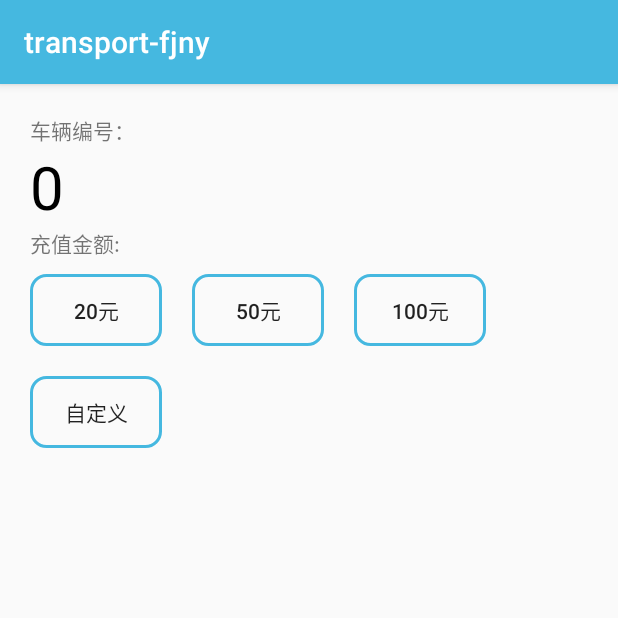
After one commit to tony1989zhang/transport-fjny, an Android app: the setMoneyActivity screen opened directly, with no data from a screen before it, on a phone screen of 412 x 824 dp, the top half of it. The commit adds this screen. Run offline under Robolectric (Android 15) with nearby library versions, the phone set to English and light mode, and no system bars; 1 statement that could not run was skipped.

Commit message:
2019年12月18日 23:39:06 实现了充值功能，有待完善

```diff
--- a/app/src/main/AndroidManifest.xml
+++ b/app/src/main/AndroidManifest.xml
@@ -14,24 +14,22 @@
         android:theme="@style/AppTheme"
         android:usesCleartextTraffic="true">
 
+        <activity android:name=".ui.activity.setMoneyActivity"></activity>
         <activity android:name=".ui.activity.LoginActivity"
             android:label="完善信息"></activity>
-
         <activity
             android:name=".ui.activity.GuideActivity"
             android:theme="@style/AppTheme.NoActionBar">
+            <!--原默认进入页面-->
             <intent-filter>
                 <action android:name="android.intent.action.MAIN" />
-
                 <category android:name="android.intent.category.LAUNCHER" />
             </intent-filter>
         </activity>
-
         <activity
             android:name=".ui.activity.MainActivity"
             android:label="@string/app_name"
             android:theme="@style/AppTheme.NoActionBar">
-            <!--原默认进入页面-->
         </activity>
 
 
--- /dev/null
+++ b/app/src/main/java/com/fjny/myapplication/ui/activity/setMoneyActivity.java
@@ -0,0 +1,85 @@
+package com.fjny.myapplication.ui.activity;
+
+import android.os.Bundle;
+import android.view.View;
+import android.widget.Button;
+import android.widget.TextView;
+import android.widget.Toast;
+
+import com.fjny.myapplication.R;
+import com.fjny.myapplication.request.BaseRequest;
+import com.fjny.myapplication.request.SetBalanceRequest;
+import com.fjny.myapplication.ui.fragment.MyCarFragment;
+
+public class setMoneyActivity extends BaseActivity implements View.OnClickListener {
+    private TextView carId_text;
+    int carId;
+    private Button money20, money50, money100, moneyX;
+
+
+
+    @Override
+    int getLayoutId() {
+        return R.layout.activity_set_money;
+    }
+
+    @Override
+    void initView() {
+        carId_text = findViewById(R.id.car_id);
+        money20 = findViewById(R.id.money_20);
+        money50 = findViewById(R.id.money_50);
+        money100 = findViewById(R.id.money_100);
+        moneyX = findViewById(R.id.money_x);
+
+    }
+
+    @Override
+    void initParams() {
+        Bundle bundle = getIntent().getExtras();
+        carId = bundle.getInt("carId");
+        carId_text.setText(carId+"");
+        money20.setOnClickListener(this);
+        money50.setOnClickListener(this);
+        money100.setOnClickListener(this);
+        moneyX.setOnClickListener(this);
+
+    }
+
+    @Override
+    public void onClick(View v) {
+        switch (v.getId()){
+            case R.id.money_20:
+                //充值余额 参数1：小车id 参数2:充值的金额
+                setBalance(carId,20);
+                break;
+            case R.id.money_50:
+                //充值余额 参数1：小车id 参数2:充值的金额
+                setBalance(carId,50);
+                break;
+            case R.id.money_100:
+                //充值余额 参数1：小车id 参数2:充值的金额
+                setBalance(carId,100);
+                break;
+            case R.id.money_x:
+                //充值余额 参数1：小车id 参数2:充值的金额
+                Toast.makeText(setMoneyActivity.this, "还未实现该功能", Toast.LENGTH_SHORT).show();
+                break;
+
+        }
+    }
+
+    //充值余额
+    void setBalance(int carId, int money) {
+        SetBalanceRequest setBalanceRequest = new SetBalanceRequest(setMoneyActivity.this);
+        setBalanceRequest.setMoney(carId, money);
+        setBalanceRequest.connec(new BaseRequest.BaseRequestListener() {
+            @Override
+            public void onReturn(Object data) {
+                if (data.equals("ok")) {
+                    Toast.makeText(setMoneyActivity.this, "充值成功", Toast.LENGTH_SHORT).show();
+                    finish();
+                }
+            }
+        });
+    }
+}
--- /dev/null
+++ b/app/src/main/res/drawable/btn_style1.xml
@@ -0,0 +1,7 @@
+<?xml version="1.0" encoding="utf-8"?>
+<shape xmlns:android="http://schemas.android.com/apk/res/android"
+    android:shape="rectangle">
+    <stroke android:color="@color/colorPrimary"
+        android:width="2dp"/>
+    <corners android:radius="10dp"/>
+</shape>
--- /dev/null
+++ b/app/src/main/res/layout/activity_set_money.xml
@@ -0,0 +1,57 @@
+<?xml version="1.0" encoding="utf-8"?>
+<LinearLayout xmlns:android="http://schemas.android.com/apk/res/android"
+    android:layout_width="match_parent"
+    android:layout_height="match_parent"
+    android:padding="20dp"
+    android:orientation="vertical">
+    <TextView
+        android:layout_width="wrap_content"
+        android:layout_height="wrap_content"
+        android:text="车辆编号："/>
+    <TextView
+        android:id="@+id/car_id"
+        android:layout_width="wrap_content"
+        android:layout_height="wrap_content"
+        android:text="1"
+        android:textSize="40dp"
+        android:textColor="#000000"/>
+    <TextView
+        android:layout_width="wrap_content"
+        android:layout_height="wrap_content"
+        android:text="充值金额:"/>
+
+    <LinearLayout
+        android:layout_width="wrap_content"
+        android:layout_height="wrap_content"
+        android:layout_marginTop="10dp">
+        <Button
+            android:id="@+id/money_20"
+            android:layout_width="wrap_content"
+            android:layout_height="wrap_content"
+            android:text="20元"
+            android:background="@drawable/btn_style1"
+            android:layout_marginRight="20dp"/>
+        <Button
+            android:id="@+id/money_50"
+            android:layout_width="wrap_content"
+            android:layout_height="wrap_content"
+            android:text="50元"
+            android:background="@drawable/btn_style1"
+            android:layout_marginRight="20dp"/>
+        <Button
+            android:id="@+id/money_100"
+            android:layout_width="wrap_content"
+            android:layout_height="wrap_content"
+            android:text="100元"
+            android:background="@drawable/btn_style1"
+            android:layout_marginRight="20dp"/>
+    </LinearLayout>
+    <Button
+        android:id="@+id/money_x"
+        android:layout_marginTop="20dp"
+        android:layout_width="wrap_content"
+        android:layout_height="wrap_content"
+        android:text="自定义"
+        android:background="@drawable/btn_style1"/>
+
+</LinearLayout>
```
Also changed, not shown: app/src/main/java/com/fjny/myapplication/ui/fragment/MyCarFragment.java (+29 -22 lines).
